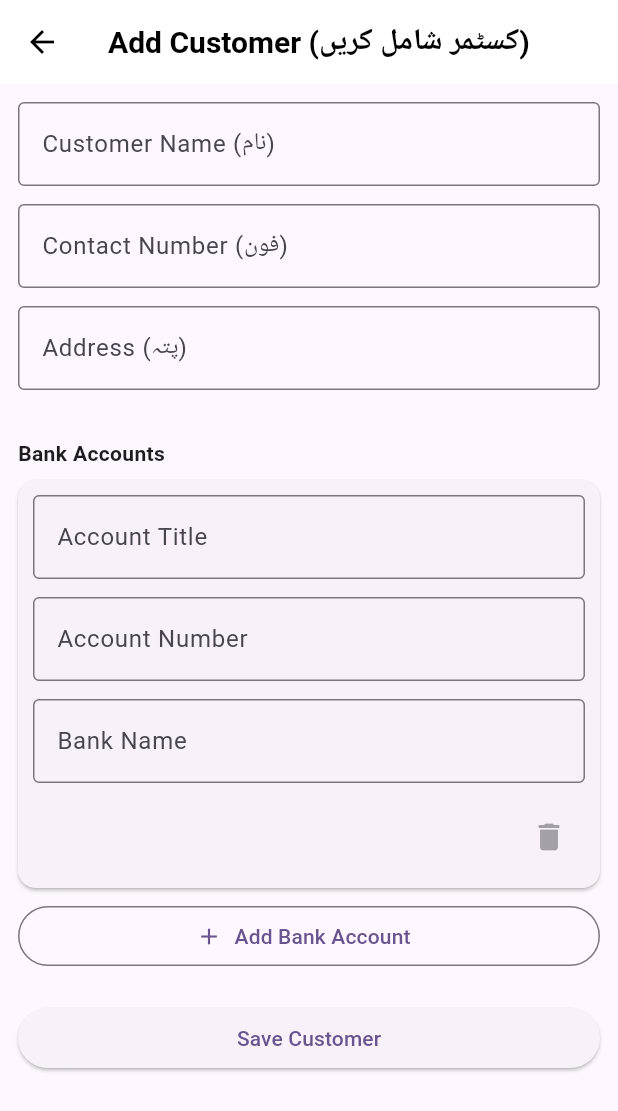
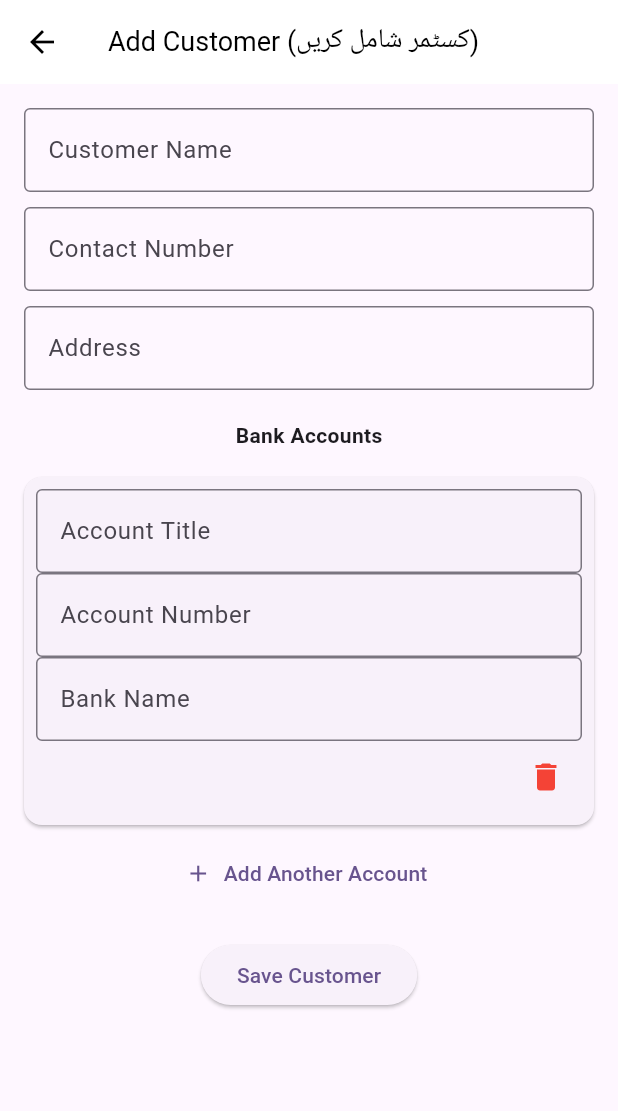
Before and after one commit to saadmomand6/Abdullah_Diary, a Flutter app: the screen it shows after launch, after a tap on the "add" icon, on a phone screen of 412 x 824 dp. Shown: the top 1111 px of the screen. Run offline on Flutter 3.47's test engine with Material 3 defaults, Android fonts, the phone set to English and light mode, and no system bars; our stand-ins replace get, sqflite; accounts and stored records are empty.

Commit message:
sqlite inserted in add_customer and home screen connected

```diff
--- a/lib/db/db_helper.dart
+++ b/lib/db/db_helper.dart
@@ -1,11 +1,11 @@
-import 'package:abdullah_diary/models/customer_card_models.dart';
 import 'package:sqflite/sqflite.dart';
 import 'package:path/path.dart';
+import '../models/customer_card_models.dart';
 
 class DBHelper {
   static Database? _db;
 
-  static Future<Database> get database async {
+  static Future<Database> database() async {
     if (_db != null) return _db!;
     _db = await _initDB();
     return _db!;
@@ -13,54 +13,95 @@ class DBHelper {
 
   static Future<Database> _initDB() async {
     final dbPath = await getDatabasesPath();
-    final path = join(dbPath, 'customer_diary.db');
+    final path = join(dbPath, 'abdullah_diary.db');
 
     return await openDatabase(
       path,
       version: 1,
-      onCreate: (db, version) async {
+      onCreate: _onCreate,
+    );
+  }
+
+  static Future<void> _onCreate(Database db, int version) async {
     await db.execute('''
       CREATE TABLE customers (
         id INTEGER PRIMARY KEY AUTOINCREMENT,
         name TEXT,
         contact TEXT,
         address TEXT
-          );
+      )
     ''');
+
     await db.execute('''
       CREATE TABLE bank_accounts (
         id INTEGER PRIMARY KEY AUTOINCREMENT,
         customer_id INTEGER,
-            account_title TEXT,
-            account_number TEXT,
+        title TEXT,
+        number TEXT,
         bank_name TEXT,
-            FOREIGN KEY (customer_id) REFERENCES customers(id) ON DELETE CASCADE
-          );
+        FOREIGN KEY (customer_id) REFERENCES customers (id) ON DELETE CASCADE
+      )
     ''');
-      },
-    );
   }
 
-  static Future<int> insertCustomer(Customer customer, List<BankAccount> accounts) async {
-    final db = await database;
+  // Insert Customer with Accounts
+  static Future<void> insertCustomer(CustomerItemModel customer) async {
+    final db = await database();
 
-    int customerId = await db.insert('customers', customer.toMap());
+    int customerId = await db.insert('customers', customer.toMap(),
+        conflictAlgorithm: ConflictAlgorithm.replace);
 
-    for (final account in accounts) {
+    for (var account in customer.accounts) {
       await db.insert('bank_accounts', account.toMap(customerId));
     }
-
-    return customerId;
   }
 
-  static Future<List<Customer>> getAllCustomers() async {
-  final db = await database;
+  // Get all Customers with Accounts
+  static Future<List<CustomerItemModel>> getAllCustomers() async {
+    final db = await database();
 
-  final List<Map<String, dynamic>> maps = await db.query('customers');
+    final customerMaps = await db.query('customers');
 
-  return List.generate(maps.length, (i) {
-    return Customer.fromMap(maps[i]);
-  });
+    List<CustomerItemModel> customers = [];
+
+    for (var customerMap in customerMaps) {
+      final customer = CustomerItemModel.fromMap(customerMap);
+
+      final accounts = await db.query(
+        'bank_accounts',
+        where: 'customer_id = ?',
+        whereArgs: [customer.id],
+      );
+
+      customer.accounts =
+          accounts.map((accMap) => BankAccount.fromMap(accMap)).toList();
+
+      customers.add(customer);
     }
 
+    return customers;
   }
+
+  // Delete customer
+  static Future<void> deleteCustomer(int id) async {
+    final db = await database();
+    await db.delete('customers', where: 'id = ?', whereArgs: [id]);
+  }
+
+  // Update customer
+  static Future<void> updateCustomer(CustomerItemModel customer) async {
+    final db = await database();
+
+    await db.update('customers', customer.toMap(),
+        where: 'id = ?', whereArgs: [customer.id]);
+
+    // Delete old accounts
+    await db.delete('bank_accounts',
+        where: 'customer_id = ?', whereArgs: [customer.id]);
+
+    // Insert updated accounts
+    for (var account in customer.accounts) {
+      await db.insert('bank_accounts', account.toMap(customer.id!));
+    }
+  }
+}
--- a/lib/models/customer_card_models.dart
+++ b/lib/models/customer_card_models.dart
@@ -1,42 +1,66 @@
 class BankAccount {
-  final String accountTitle;
-  final String accountNumber;
-  final String bankName;
+  int? id;
+  String title;
+  String number;
+  String bankName;
 
   BankAccount({
-    required this.accountTitle,
-    required this.accountNumber,
+    this.id,
+    required this.title,
+    required this.number,
     required this.bankName,
   });
 
-  Map<String, dynamic> toMap(int customerId) => {
-        'customer_id': customerId,
-        'account_title': accountTitle,
-        'account_number': accountNumber,
-        'bank_name': bankName,
-      };
-}
+  Map<String, dynamic> toMap(int customerId) {
+    return {
+      'id': id,
+      'customer_id': customerId,
+      'title': title,
+      'number': number,
+      'bank_name': bankName,
+    };
+  }
 
-class Customer {
-  final int? id;
-  final String name;
-  final String contact;
-  final String address;
-
-  Customer({this.id, required this.name, required this.contact, required this.address});
-
-  Map<String, dynamic> toMap() => {
-        'name': name,
-        'contact': contact,
-        'address': address,
-      };
-
-  factory Customer.fromMap(Map<String, dynamic> map) {
-    return Customer(
+  factory BankAccount.fromMap(Map<String, dynamic> map) {
+    return BankAccount(
       id: map['id'],
-      name: map['name'],
-      contact: map['contact'],
-      address: map['address'],
+      title: map['title'],
+      number: map['number'],
+      bankName: map['bank_name'],
     );
   }
 }
+
+class CustomerItemModel {
+  int? id;
+  String name;
+  String contactNumber;
+  String adrress;
+  List<BankAccount> accounts;
+
+  CustomerItemModel({
+    this.id,
+    required this.name,
+    required this.contactNumber,
+    required this.adrress,
+    this.accounts = const [],
+  });
+
+  Map<String, dynamic> toMap() {
+    return {
+      'id': id,
+      'name': name,
+      'contact': contactNumber,
+      'address': adrress,
+    };
+  }
+
+  factory CustomerItemModel.fromMap(Map<String, dynamic> map) {
+    return CustomerItemModel(
+      id: map['id'],
+      name: map['name'],
+      contactNumber: map['contact'],
+      adrress: map['address'],
+    );
+  }
+}
--- a/lib/views/add_customer/add_customers.dart
+++ b/lib/views/add_customer/add_customers.dart
@@ -1,144 +1,148 @@
-import 'package:abdullah_diary/db/db_helper.dart';
-import 'package:abdullah_diary/models/customer_card_models.dart';
 import 'package:flutter/material.dart';
+import '../../db/db_helper.dart';
+import '../../models/customer_card_models.dart';
 
-class AddCustomerPage extends StatefulWidget {
+class AddCustomerScreen extends StatefulWidget {
+  const AddCustomerScreen({super.key});
+
   @override
-  State<AddCustomerPage> createState() => _AddCustomerPageState();
+  State<AddCustomerScreen> createState() => _AddCustomerPageState();
 }
 
-class _AddCustomerPageState extends State<AddCustomerPage> {
-  final _formKey = GlobalKey<FormState>();
+class _AddCustomerPageState extends State<AddCustomerScreen> {
   final nameController = TextEditingController();
   final contactController = TextEditingController();
   final addressController = TextEditingController();
 
-  List<Map<String, TextEditingController>> bankAccounts = [];
+  List<Map<String, TextEditingController>> bankAccountControllers = [];
 
   @override
   void initState() {
     super.initState();
-    addBankAccount();
+    _addBankAccountFields(); // Start with one by default
   }
 
-  void addBankAccount() {
+  void _addBankAccountFields() {
     setState(() {
-      bankAccounts.add({
-        'accountTitle': TextEditingController(),
-        'accountNumber': TextEditingController(),
+      bankAccountControllers.add({
+        'title': TextEditingController(),
+        'number': TextEditingController(),
         'bankName': TextEditingController(),
       });
     });
   }
 
-  void removeBankAccount(int index) {
+  void _removeBankAccountFields(int index) {
     setState(() {
-      bankAccounts.removeAt(index);
+      bankAccountControllers.removeAt(index);
     });
   }
 
-  Future<void> saveCustomer() async {
-    if (_formKey.currentState!.validate()) {
-      final customer = Customer(
+  Future<void> _saveCustomer() async {
+    final customer = CustomerItemModel(
       name: nameController.text.trim(),
-        contact: contactController.text.trim(),
-        address: addressController.text.trim(),
+      contactNumber: contactController.text.trim(),
+      adrress: addressController.text.trim(),
+      accounts: bankAccountControllers.map((e) {
+        return BankAccount(
+          title: e['title']!.text.trim(),
+          number: e['number']!.text.trim(),
+          bankName: e['bankName']!.text.trim(),
+        );
+      }).toList(),
     );
 
-      final accounts = bankAccounts.map((e) => BankAccount(
-        accountTitle: e['accountTitle']!.text.trim(),
-        accountNumber: e['accountNumber']!.text.trim(),
-        bankName: e['bankName']!.text.trim(),
-      )).toList();
+    await DBHelper.insertCustomer(customer);
 
-      await DBHelper.insertCustomer(customer, accounts);
+    if (mounted) {
+      Navigator.pop(context); // Go back to home screen
+    }
+  }
 
-      ScaffoldMessenger.of(context).showSnackBar(SnackBar(content: Text('Customer Saved')));
-
-      // Clear form
-      nameController.clear();
-      contactController.clear();
-      addressController.clear();
-      bankAccounts.clear();
-      addBankAccount();
+  @override
+  void dispose() {
+    nameController.dispose();
+    contactController.dispose();
+    addressController.dispose();
+    for (var acc in bankAccountControllers) {
+      acc.values.forEach((c) => c.dispose());
     }
+    super.dispose();
   }
 
   @override
   Widget build(BuildContext context) {
     return Scaffold(
       appBar: AppBar(
-        title: Text(
-          'Add Customer (کسٹمر شامل کریں)',
-          style: TextStyle(fontSize: 20, fontWeight: FontWeight.bold, color: Colors.black),
+        backgroundColor: Colors.white,
+        title: const Text(
+          "Add Customer (کسٹمر شامل کریں)",
+          style: TextStyle(fontSize: 18, color: Colors.black),
         ),
-        backgroundColor: Colors.white,
-        iconTheme: IconThemeData(color: Colors.black),
+        iconTheme: const IconThemeData(color: Colors.black),
       ),
-      body: Padding(
-        padding: const EdgeInsets.all(12.0),
-        child: Form(
-          key: _formKey,
-          child: ListView(
-            children: [
-              buildTextField(nameController, 'Customer Name (نام)', TextInputType.text),
-              buildTextField(contactController, 'Contact Number (فون)', TextInputType.phone),
-              buildTextField(addressController, 'Address (پتہ)', TextInputType.text),
-
-              SizedBox(height: 20),
-              Text("Bank Accounts", style: TextStyle(fontWeight: FontWeight.bold)),
-              ...bankAccounts.asMap().entries.map((entry) {
-                int index = entry.key;
-                var account = entry.value;
-                return Card(
-                  margin: EdgeInsets.symmetric(vertical: 8),
-                  child: Padding(
-                    padding: const EdgeInsets.all(10.0),
+      body: SingleChildScrollView(
+        padding: const EdgeInsets.all(16),
         child: Column(
           children: [
-                        buildTextField(account['accountTitle']!, 'Account Title', TextInputType.text),
-                        buildTextField(account['accountNumber']!, 'Account Number', TextInputType.number),
-                        buildTextField(account['bankName']!, 'Bank Name', TextInputType.text),
+            _buildTextField(nameController, "Customer Name"),
+            const SizedBox(height: 10),
+            _buildTextField(contactController, "Contact Number"),
+            const SizedBox(height: 10),
+            _buildTextField(addressController, "Address"),
+            const SizedBox(height: 20),
+            const Text("Bank Accounts", style: TextStyle(fontWeight: FontWeight.bold)),
+            const SizedBox(height: 10),
+            ListView.builder(
+              itemCount: bankAccountControllers.length,
+              shrinkWrap: true,
+              physics: const NeverScrollableScrollPhysics(),
+              itemBuilder: (_, index) {
+                final bankAcc = bankAccountControllers[index];
+                return Card(
+                  margin: const EdgeInsets.symmetric(vertical: 8),
+                  child: Padding(
+                    padding: const EdgeInsets.all(8),
+                    child: Column(
+                      children: [
+                        _buildTextField(bankAcc['title']!, "Account Title"),
+                        _buildTextField(bankAcc['number']!, "Account Number"),
+                        _buildTextField(bankAcc['bankName']!, "Bank Name"),
                         Align(
                           alignment: Alignment.centerRight,
                           child: IconButton(
-                            icon: Icon(Icons.delete),
-                            onPressed: bankAccounts.length > 1 ? () => removeBankAccount(index) : null,
+                            icon: const Icon(Icons.delete, color: Colors.red),
+                            onPressed: () => _removeBankAccountFields(index),
                           ),
                         )
                       ],
                     ),
                   ),
                 );
-              }),
-              OutlinedButton.icon(
-                onPressed: addBankAccount,
-                icon: Icon(Icons.add),
-                label: Text("Add Bank Account"),
+              },
             ),
-              SizedBox(height: 20),
+            TextButton.icon(
+              onPressed: _addBankAccountFields,
+              icon: const Icon(Icons.add),
+              label: const Text("Add Another Account"),
+            ),
+            const SizedBox(height: 20),
             ElevatedButton(
-                onPressed: saveCustomer,
-                child: Text("Save Customer"),
+              onPressed: _saveCustomer,
+              child: const Text("Save Customer"),
             )
           ],
-          ),
         ),
       ),
     );
   }
 
-  Widget buildTextField(TextEditingController controller, String label, TextInputType inputType) {
-    return Padding(
-      padding: const EdgeInsets.only(bottom: 12.0),
-      child: TextFormField(
+  Widget _buildTextField(TextEditingController controller, String hint) {
+    return TextField(
       controller: controller,
-        keyboardType: inputType,
       decoration: InputDecoration(
-          labelText: label,
-          border: OutlineInputBorder(),
-        ),
-        validator: (val) => val == null || val.trim().isEmpty ? 'Required' : null,
+        hintText: hint,
+        border: const OutlineInputBorder(),
       ),
     );
   }
--- a/lib/views/home_screen/home_screen.dart
+++ b/lib/views/home_screen/home_screen.dart
@@ -1,45 +1,64 @@
-import 'package:abdullah_diary/db/db_helper.dart';
+import 'package:flutter/material.dart';
 import 'package:abdullah_diary/models/customer_card_models.dart';
 import 'package:abdullah_diary/views/add_customer/add_customers.dart';
 import 'package:abdullah_diary/widgets/customer_card.dart';
-import 'package:flutter/material.dart';
-import 'package:get/get.dart';
+import 'package:abdullah_diary/db/db_helper.dart';
+
 class HomeScreen extends StatefulWidget {
   const HomeScreen({super.key});
 
   @override
   State<HomeScreen> createState() => _HomeScreenState();
 }
+
 TextEditingController searchedtext = TextEditingController();
+
 class _HomeScreenState extends State<HomeScreen> {
+  late Future<List<CustomerItemModel>> _customerList;
+
+  @override
+  void initState() {
+    super.initState();
+    _loadCustomers();
+  }
+
+  void _loadCustomers() {
+    _customerList = DBHelper.getAllCustomers();
+  }
+
   @override
   Widget build(BuildContext context) {
     return Scaffold(
       appBar: AppBar(
-        title: Text("Abdullah Diary",style: TextStyle(color: Colors.black),),
+        title: const Text(
+          "Abdullah Diary",
+          style: TextStyle(color: Colors.black),
+        ),
         automaticallyImplyLeading: false,
-        centerTitle: false,
         backgroundColor: Colors.yellow,
         actions: [
           InkWell(
-          onTap: (){
-            Get.to(AddCustomerPage());
+            onTap: () async {
+              await Navigator.push(
+                context,
+                MaterialPageRoute(
+                  builder: (_) => AddCustomerScreen(),
+                ),
+              );
+              _loadCustomers(); // reload after adding
+              setState(() {});
             },
             child: Container(
               decoration: BoxDecoration(
                 color: Colors.white,
-              borderRadius: BorderRadius.all(Radius.circular(20))
+                borderRadius: BorderRadius.all(Radius.circular(20)),
               ),
-
-            child: Icon(Icons.add),
+              child: const Icon(Icons.add),
             ),
           ),
-        SizedBox(
-          width: 20,
-        )
+          const SizedBox(width: 20),
         ],
       ),
-
       body: Column(
         children: [
           Container(
@@ -49,48 +68,42 @@ class _HomeScreenState extends State<HomeScreen> {
               color: Colors.white,
               borderRadius: BorderRadius.only(
                 bottomLeft: Radius.circular(40),
-                      bottomRight: Radius.circular(40))),
+                bottomRight: Radius.circular(40),
+              ),
+            ),
             child: Padding(
               padding:
                   const EdgeInsets.symmetric(horizontal: 15, vertical: 20),
               child: TextFormField(
                 controller: searchedtext,
-                  obscureText: false,
-
                 cursorColor: Colors.yellow,
-                  style: TextStyle(
-                    color: Colors.black,
-                  ),
+                style: const TextStyle(color: Colors.black),
                 decoration: InputDecoration(
                   hintText: "Search Customers",
-                    contentPadding: const EdgeInsets.symmetric(vertical: 3, horizontal: 10),
+                  contentPadding:
+                      const EdgeInsets.symmetric(vertical: 3, horizontal: 10),
                   hintStyle: const TextStyle(color: Colors.black),
                   filled: true,
                   fillColor: Colors.transparent,
                   border: const OutlineInputBorder(
                     borderRadius: BorderRadius.all(Radius.circular(10)),
-                        borderSide: BorderSide(
-                          width: 1,
-                        )),
+                  ),
                   focusedBorder: OutlineInputBorder(
                     borderRadius: BorderRadius.circular(10),
-                      borderSide: const BorderSide(
-                        width: 2,
-                        color: Colors.red,
-                      ),
+                    borderSide:
+                        const BorderSide(width: 2, color: Colors.red),
                   ),
                   enabledBorder: OutlineInputBorder(
                     borderRadius: BorderRadius.circular(10),
-                        borderSide: const BorderSide(
-                          width: 1,
-                          color: Colors.grey,
-                        )),
+                    borderSide:
+                        const BorderSide(width: 1, color: Colors.grey),
+                  ),
                   suffixIcon: IconButton(
-                        onPressed: () {},
-                        icon: const Icon(
-                          Icons.search,
-                          color: Colors.black,
-                        )),
+                    onPressed: () {
+                      setState(() {});
+                    },
+                    icon: const Icon(Icons.search, color: Colors.black),
+                  ),
                 ),
                 onChanged: (value) {
                   setState(() {});
@@ -99,72 +112,37 @@ class _HomeScreenState extends State<HomeScreen> {
             ),
           ),
           Expanded(
-  child: FutureBuilder<List<Customer>>(
-    future: DBHelper.getAllCustomers(),
+            child: FutureBuilder<List<CustomerItemModel>>(
+              future: _customerList,
               builder: (context, snapshot) {
                 if (snapshot.connectionState == ConnectionState.waiting) {
                   return const Center(child: CircularProgressIndicator());
                 }
 
-      if (snapshot.hasError) {
-        return Center(child: Text('Error: ${snapshot.error}'));
+                if (!snapshot.hasData || snapshot.data!.isEmpty) {
+                  return const Center(child: Text("No customers found."));
                 }
 
-      if (!snapshot.hasData || snapshot.data!.isEmpty) {
-        return const Center(child: Text('No Customers Found'));
-      }
-
-      final customers = snapshot.data!;
+                final filtered = snapshot.data!.where((customer) {
+                  return customer.name
+                      .toLowerCase()
+                      .contains(searchedtext.text.toLowerCase());
+                }).toList();
 
                 return ListView.builder(
-        itemCount: customers.length,
+                  itemCount: filtered.length,
                   itemBuilder: (context, index) {
-          final customer = customers[index];
-          final name = customer.name;
-
-          if (searchedtext.text.isEmpty ||
-              name.toLowerCase().contains(searchedtext.text.toLowerCase())) {
+                    final customer = filtered[index];
                     return CustomerrCard(
                       name: customer.name,
-              address: customer.address,
-              contact: customer.contact,
+                      address: customer.adrress,
+                      contact: customer.contactNumber,
                     );
-          } else {
-            return const SizedBox.shrink();
-          }
                   },
                 );
               },
             ),
-)
-
-          //  Expanded(
-          //   child: ListView.builder(
-          //     itemCount: CustomerHelper.itemCount,
-          //     itemBuilder: (context, index) {
-          //       Customer customer =
-          //           CustomerHelper.getchatitem(index);
-          //       String name = customer.name;
-          //       if (searchedtext.text.isEmpty) {
-          //         return CustomerrCard(
-          //           name: customer.name,
-          //           address: customer.address,
-          //           contact: customer.contact,
-          //         );
-          //       } else if (name
-          //           .toLowerCase()
-          //           .contains(searchedtext.text.toLowerCase())) {
-          //         return CustomerrCard(
-          //           name: customer.name,
-          //           address: customer.address,
-          //           contact: customer.contact,
-          //         );
-          //       } else {
-          //         return const Center();
-          //       }
-          //     },
-          //   ),
-          // ),
+          ),
         ],
       ),
     );
```
Lines whose indentation alone changed are shown as unchanged.
